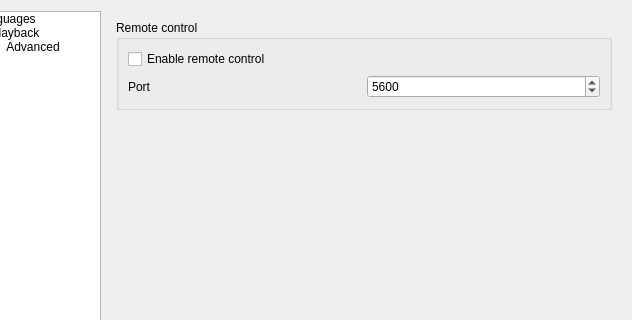
The window that src/Player/customizeoptionsdialog.ui (MBach/Miam-Player) describes before a commit, drawn with Qt 5; both pictures show x 82 to 714 and y 0 to 320 of the 714 by 592 pixel window.
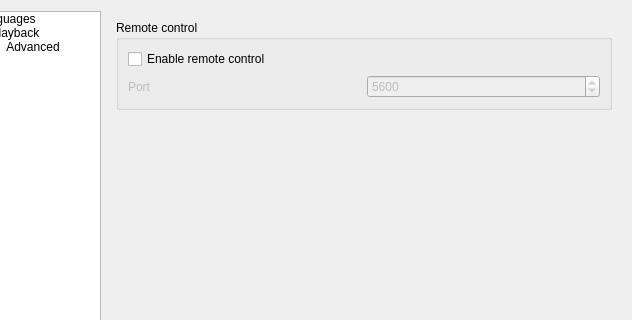
The same window after the commit. The open tabs and pages were chosen to show the change. Icons and pictures are not drawn. Custom widgets are drawn as their Qt base class.

Diff of the .ui file:
```diff
--- a/src/Player/customizeoptionsdialog.ui
+++ b/src/Player/customizeoptionsdialog.ui
@@ -4399,6 +4399,9 @@
          <layout class="QGridLayout" name="gridLayout_6">
           <item row="1" column="0">
            <widget class="QLabel" name="remoteControlLabelPort">
+            <property name="enabled">
+             <bool>false</bool>
+            </property>
             <property name="text">
              <string>Port</string>
             </property>
@@ -4406,6 +4409,9 @@
           </item>
           <item row="1" column="1">
            <widget class="QSpinBox" name="remoteControlPortSpinBox">
+            <property name="enabled">
+             <bool>false</bool>
+            </property>
             <property name="minimum">
              <number>1025</number>
             </property>
```
Left out of the diff: 6 changed lines with no effect on the pictures.
